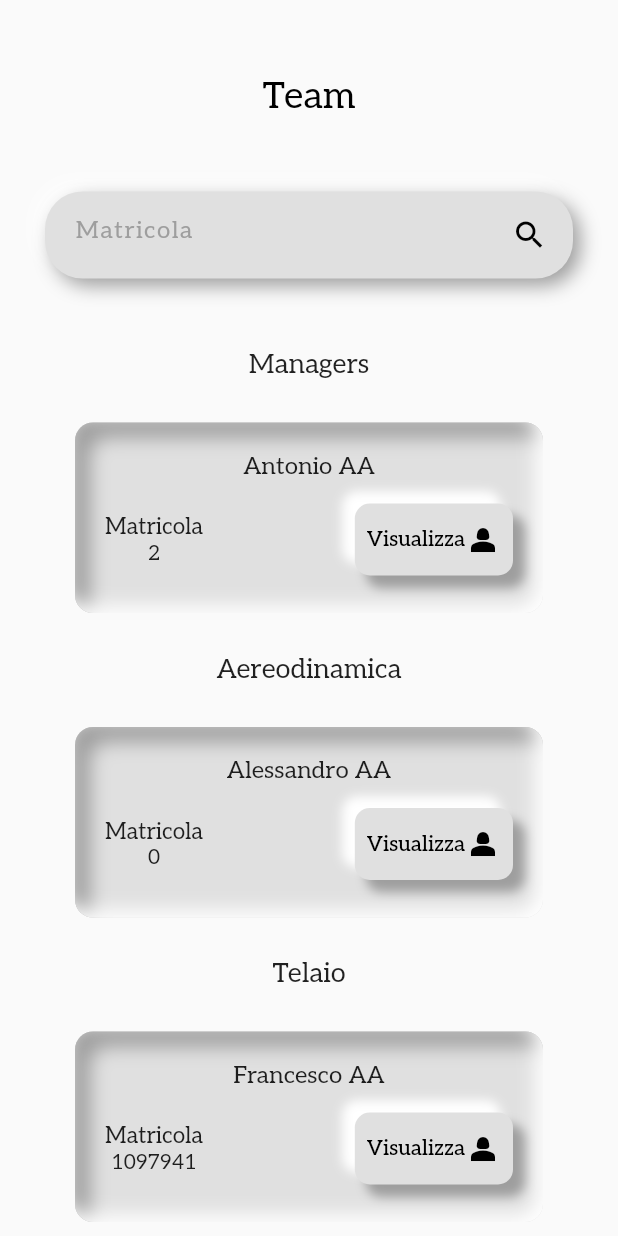
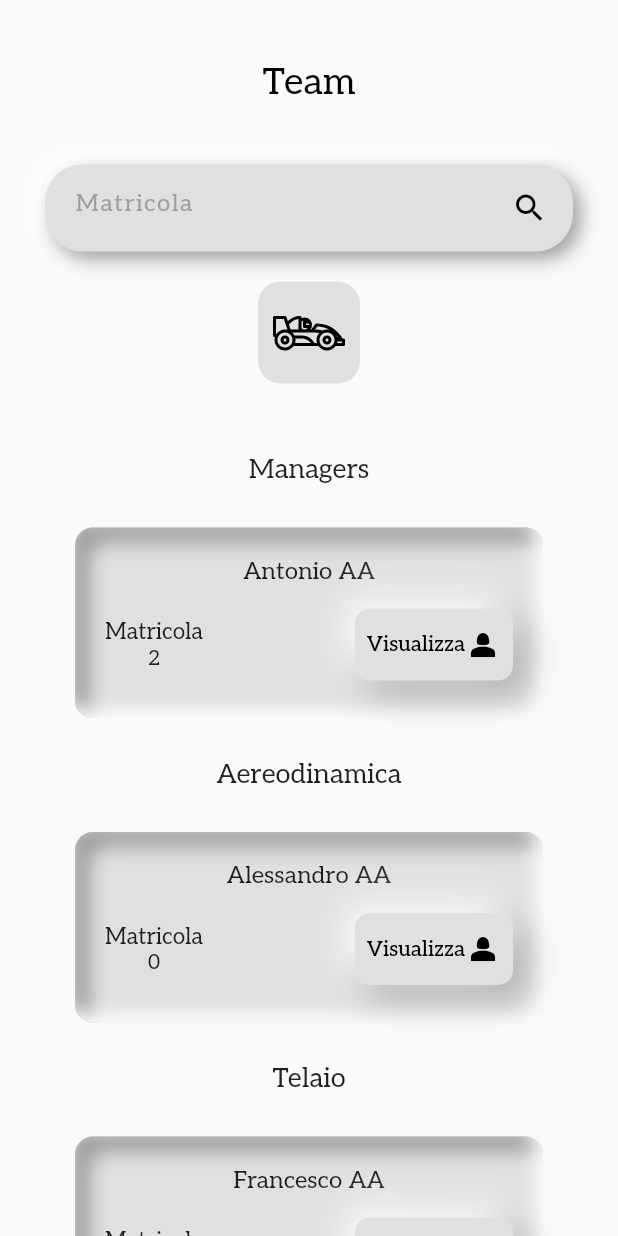
Before and after one commit to AlessandroS01/thesis-polimarche, a Flutter app: the TeamPage widget shown alone on an empty page, opened directly, on a phone screen of 412 x 824 dp. Run offline on Flutter 3.47's test engine with Material 2 defaults, Android fonts, the light colour scheme and no system bars; our stand-ins replace flutter_inset_box_shadow, flutter_svg, google_nav_bar.

Commit message:
Search box works for team and added driver

```diff
--- /dev/null
+++ b/lib/model/Driver.dart
@@ -0,0 +1,12 @@
+import 'package:polimarche/model/Member.dart';
+
+class Driver {
+
+  int id;
+  Member membro;
+  double peso;
+  int altezza;
+
+  Driver(this.id, this.membro, this.peso, this.altezza);
+
+}
--- a/lib/pages/main/cards/member.dart
+++ b/lib/pages/main/cards/member.dart
@@ -20,8 +20,8 @@
   Widget build(BuildContext context) {
     final backgroundColor = Colors.grey.shade300;
 
-    Offset distance = isVisualizzaPressed ? Offset(5, 5) : Offset(8, 8);
-    double blur = 5;
+    Offset distance = isVisualizzaPressed ? Offset(2, 2) : Offset(7, 7);
+    double blur = 20;
     final member = widget.member;
 
 
--- a/lib/pages/main/team_item_page.dart
+++ b/lib/pages/main/team_item_page.dart
@@ -1,8 +1,10 @@
-import 'package:flutter/material.dart';
-
+import 'package:flutter/material.dart' hide BoxDecoration, BoxShadow;
+import 'package:flutter_inset_box_shadow/flutter_inset_box_shadow.dart';
+import 'package:polimarche/model/Driver.dart';
 import '../../model/Member.dart';
 import '../../model/Workshop.dart';
 import 'cards/member.dart';
+import 'package:flutter_svg/flutter_svg.dart';
 
 class TeamPage extends StatefulWidget {
   const TeamPage({super.key});
@@ -13,6 +15,7 @@
 
 class _TeamPageState extends State<TeamPage> {
   final backgroundColor = Colors.grey.shade300;
+  bool isDriverPressed = false;
 
   final TextEditingController _searchBarController = TextEditingController();
 
@@ -33,10 +36,16 @@
     Workshop("Elettronica"),
     Workshop("Dinamica"),
   ];
+  List<Driver> drivers = [
+    Driver(1, Member(1097941, "Francesco", "AA", DateTime(2001, 10, 10, 0, 0, 0), "S1097941@univpm.it", "3927602953", "Caporeparto", Workshop("Telaio")), 80, 180),
+    Driver(2, Member(2, "Antonio", "AA", DateTime(2001, 10, 10, 0, 0, 0), "S1097941@univpm.it", "3927602953", "Manager", Workshop("")), 80, 180)
+  ];
 
   // contains all the members and workshop areas
-  List<dynamic> _team = [];
-  // display list
+  List<dynamic> _teamMembers = [];
+  // contains all the drivers
+  List<dynamic> _teamDrivers = [];
+  // list displayed inside the listView
   List<dynamic> _filteredTeamList = [];
 
   @override
@@ -44,7 +53,7 @@
     populateTeamList();
 
     setState(() {
-      _filteredTeamList = _team;
+      _filteredTeamList = _teamMembers;
     });
 
     super.initState();
@@ -57,40 +66,77 @@
     super.dispose();
   }
 
+  // populate _teamMembers and _teamDrivers
   void populateTeamList(){
-    _team.add("Managers");
-    _team.addAll(
+    _teamMembers.add("Managers");
+    _teamMembers.addAll(
       members.where((member) => member.ruolo == "Manager").toList()
     );
 
     workshops.forEach((area) {
-      _team.add(area);
+      _teamMembers.add(area);
 
-      _team.addAll(
+      _teamMembers.addAll(
           members.where((member) => member.reparto == area).toList()
       );
     });
+
+    _teamDrivers.add("Piloti");
+    List<int> driverMatricole = drivers.map((driver) => driver.membro.matricola).toList();
+    _teamDrivers.addAll(
+      members.where((member) =>
+        driverMatricole.contains(member.matricola)
+      )
+    );
+
   }
 
   // called whenever the input inside the search bar changes
   void filterListByQuery(String query) {
-      if(query.isNotEmpty){
+      if(query.isNotEmpty && !isDriverPressed){
          setState(() {
-           _filteredTeamList = _team.where((element) =>
+           _filteredTeamList = _teamMembers.where((element) =>
               element is String || element is Workshop
               || (element is Member && element.matricola.toString().contains(query))
            ).toList();
          });
       }
+      else if(query.isNotEmpty && isDriverPressed){
+         setState(() {
+           _filteredTeamList = _teamDrivers.where((element) =>
+              element is String
+              || (element is Member && element.matricola.toString().contains(query))
+           ).toList();
+         });
+      }
+      else if(query.isEmpty && isDriverPressed){
+         setState(() {
+           _filteredTeamList = _teamDrivers;
+         });
+      }
       else{
         setState(() {
-          _filteredTeamList = _team;
+          _filteredTeamList = _teamMembers;
         });
       }
   }
 
+  // called when the user clicks on driver icon
+  void toggleDisplayDrivers(){
+      isDriverPressed
+          ? setState(() {
+              filterListByQuery(_searchBarController.text);
+            })
+          : {
+            filterListByQuery(_searchBarController.text)
+          };
+  }
+
   @override
   Widget build(BuildContext context) {
+    Offset distance = isDriverPressed ? Offset(5, 5) : Offset(18, 18);
+    double blur = isDriverPressed ? 5.0 : 30.0;
+
     return SafeArea(
         child: Column(
           children: [
@@ -152,11 +198,47 @@
               ),
             ),
 
-            // LIST OF MEMEBERS
+            // DRIVER BUTTON
+            Container(
+              margin: EdgeInsets.symmetric(vertical: 20),
+              child: Center(
+                child: Listener(
+                  onPointerDown: (_) async {
+                    setState(() => isDriverPressed = !isDriverPressed); // Toggle the state
+                    toggleDisplayDrivers();
+                  },
+                  child: AnimatedContainer(
+                    duration: Duration(milliseconds: 200),
+                    padding: EdgeInsets.all(10),
+                    decoration: BoxDecoration(
+                        color: backgroundColor,
+                        borderRadius: BorderRadius.circular(15),
+                        boxShadow: isDriverPressed ? [
+                          //
+                          BoxShadow(
+                              color: Colors.grey.shade500,
+                              offset: distance,
+                              blurRadius: blur,
+                              inset: isDriverPressed
+                          ),
+                          BoxShadow(
+                              color: Colors.white,
+                              offset: -distance,
+                              blurRadius: blur,
+                              inset: isDriverPressed
+                          ),
+                        ] : []
+                    ),
+                    child: SvgPicture.asset("assets/icon/driver.svg"),
+                  ),
+                ),
+              ),
+            ),
+            // LIST OF MEMBERS
             Expanded(
               flex: 5,
               child: Container(
-                margin: EdgeInsets.fromLTRB(0, 30, 0, 0),
+                margin: EdgeInsets.fromLTRB(0, 10, 0, 0),
                 child: NotificationListener<OverscrollIndicatorNotification>(
                   onNotification: (OverscrollIndicatorNotification overscroll) {
                     overscroll.disallowIndicator(); // Disable the overscroll glow effect
--- a/pubspec.yaml
+++ b/pubspec.yaml
@@ -39,6 +39,7 @@
   cupertino_icons: ^1.0.2
   google_nav_bar: ^5.0.6
   flutter_inset_box_shadow: ^1.0.8
+  flutter_svg: ^0.22.0
 
 dev_dependencies:
   flutter_test:
@@ -72,6 +73,7 @@
   assets:
     - assets/
     - assets/backgrounds/
+    - assets/icon/
 
   # An image asset can refer to one or more resolution-specific "variants", see
   # https://flutter.dev/assets-and-images/#resolution-aware
```
Also changed, not shown: assets/icon/driver.svg (added), pubspec.lock.
